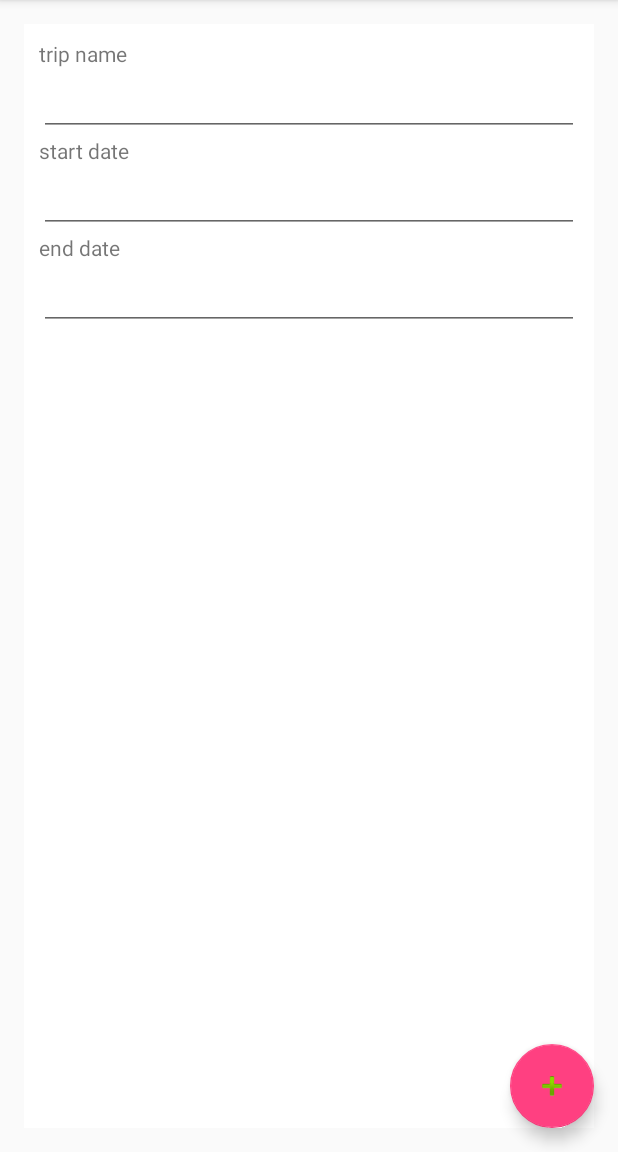
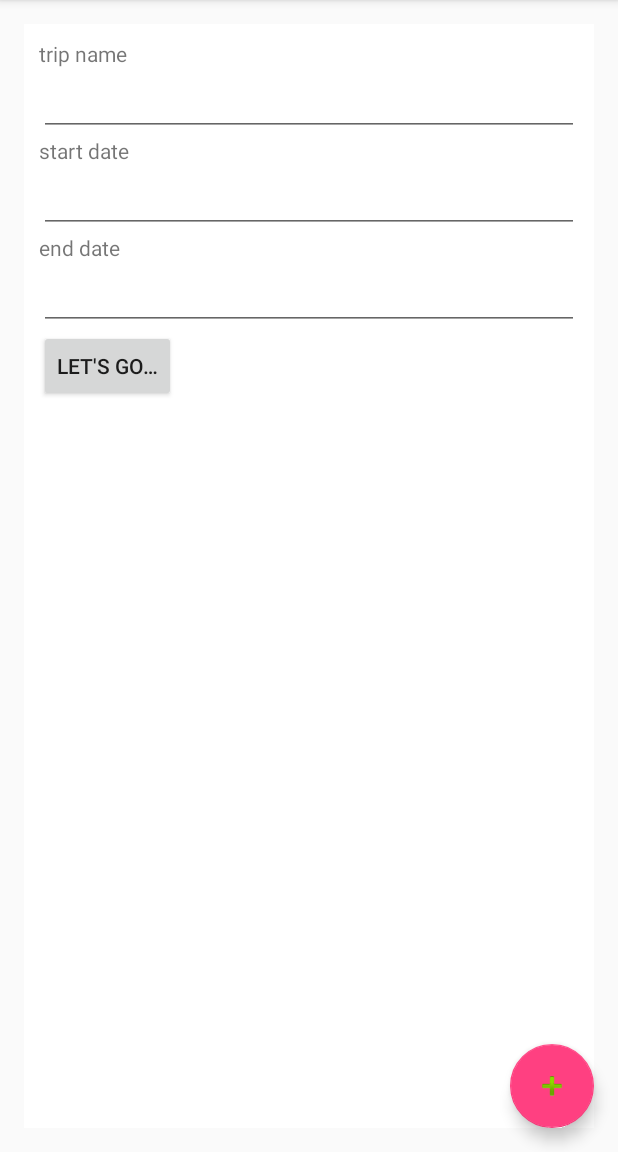
Before and after one commit to nbossard/packlist, an Android app: the screen it shows after launch (MainActivity), after a tap on an icon or button, on a phone screen of 412 x 824 dp, the part 84-1236 px from its top. Run offline under Robolectric (Android 15) with nearby library versions, the phone set to English and light mode, and no system bars.

Commit message:
Adding saving of new trip

```diff
--- a/app/build.gradle
+++ b/app/build.gradle
@@ -6,7 +6,7 @@ android {
 
     defaultConfig {
         applicationId "com.nbossard.packlist"
-        minSdkVersion 23
+        minSdkVersion 10
         targetSdkVersion 23
         versionCode 1
         versionName "0.1 alpha"
--- /dev/null
+++ b/app/src/main/java/com/nbossard/packlist/gui/IMainActivity.java
@@ -0,0 +1,14 @@
+package com.nbossard.packlist.gui;
+
+/**
+ * @author Created by nbossard on 01/01/16.
+ */
+public interface IMainActivity {
+
+    /** Creation and saving of a new trip.
+     * @param parName name of new trip
+     * @param  parStartDate start date of new trip
+     * @param parEndDate  end date of new trip.
+     */
+    void createNewTrip(CharSequence parName, CharSequence parStartDate, CharSequence parEndDate);
+}
--- a/app/src/main/java/com/nbossard/packlist/gui/MainActivity.java
+++ b/app/src/main/java/com/nbossard/packlist/gui/MainActivity.java
@@ -2,6 +2,7 @@ package com.nbossard.packlist.gui;
 
 import android.content.Intent;
 import android.os.Bundle;
+import android.os.PersistableBundle;
 import android.support.design.widget.FloatingActionButton;
 import android.support.design.widget.Snackbar;
 import android.support.v4.app.FragmentTransaction;
@@ -11,11 +12,24 @@ import android.view.View;
 import android.view.Menu;
 import android.view.MenuItem;
 
+import com.nbossard.packlist.PackListApp;
 import com.nbossard.packlist.R;
+import com.nbossard.packlist.model.Trip;
+import com.nbossard.packlist.process.ISavingModule;
 
-public class MainActivity extends AppCompatActivity {
+public class MainActivity extends AppCompatActivity implements  IMainActivity{
+
+    ISavingModule mSavingModule;
 
 // *********************** METHODS **************************************************************************
+
+
+    @Override
+    public void onCreate(Bundle savedInstanceState, PersistableBundle persistentState) {
+        super.onCreate(savedInstanceState, persistentState);
+        mSavingModule = ((PackListApp) getApplication()).getSavingModule();
+    }
+
     @Override
     public boolean onCreateOptionsMenu(Menu menu) {
         // Inflate the menu; this adds items to the action bar if it is present.
@@ -41,6 +55,12 @@ public class MainActivity extends AppCompatActivity {
         }
 
         return super.onOptionsItemSelected(item);
+    }
+
+    @Override
+    public void createNewTrip(CharSequence parName, CharSequence parStartDate, CharSequence parEndDate) {
+        Trip tmpTrip = new Trip(parName, parStartDate, parEndDate);
+        mSavingModule.addNewTrip(tmpTrip);
     }
 
     @Override
--- a/app/src/main/java/com/nbossard/packlist/gui/NewTripFragment.java
+++ b/app/src/main/java/com/nbossard/packlist/gui/NewTripFragment.java
@@ -1,18 +1,24 @@
 package com.nbossard.packlist.gui;
 
 import android.os.Bundle;
+import android.support.annotation.Nullable;
 import android.support.v4.app.Fragment;
 import android.view.LayoutInflater;
 import android.view.View;
 import android.view.ViewGroup;
+import android.widget.Button;
+import android.widget.TextView;
 
 import com.nbossard.packlist.R;
 
 /**
  * Allow user  to input trip characteristics.
+ *
  * @author Created by nbossard on 30/12/15.
  */
 public class NewTripFragment extends Fragment {
+
+    private IMainActivity mHostingActivity;
 
     public NewTripFragment() {
     }
@@ -22,4 +28,31 @@ public class NewTripFragment extends Fragment {
                              Bundle savedInstanceState) {
         return inflater.inflate(R.layout.fragment_new_trip, container, false);
     }
+
+    @Override
+    public void onViewCreated(View view, @Nullable Bundle savedInstanceState) {
+        super.onViewCreated(view, savedInstanceState);
+
+        mHostingActivity = (IMainActivity) getActivity();
+        addListenerOnSubmitButton();
+    }
+
+    private void addListenerOnSubmitButton() {
+        final View mainView = getView();
+        Button button = (Button) getView().findViewById(R.id.new_trip__submit__button);
+        button.setOnClickListener(
+            new View.OnClickListener() {
+                  @Override
+                  public void onClick(View v) {
+                      TextView nameTV = (TextView) mainView.findViewById(R.id.new_trip__name__edit);
+                      TextView startDateTV = (TextView) mainView.findViewById(R.id.new_trip__start_date__edit);;
+                      TextView endDateTV =  (TextView) mainView.findViewById(R.id.new_trip__end_date__edit);;
+                      mHostingActivity.createNewTrip(nameTV.getText(), startDateTV.getText(), endDateTV.getText());
+
+                      getActivity().getSupportFragmentManager().beginTransaction().remove(NewTripFragment.this).commit();
+                  }
+              }
+        );
+    }
+
 }
--- a/app/src/main/java/com/nbossard/packlist/gui/package-info.java
+++ b/app/src/main/java/com/nbossard/packlist/gui/package-info.java
@@ -21,6 +21,8 @@ package com.nbossard.packlist.gui;
     class MainActivity
     class MainActivityFragment
     class NewTripFragment
+
+    IMainActivity <-- MainActivity
     }
 @enduml
 
--- a/app/src/main/java/com/nbossard/packlist/model/Trip.java
+++ b/app/src/main/java/com/nbossard/packlist/model/Trip.java
@@ -19,39 +19,39 @@ public class Trip {
 
 // *********************** FIELDS *************************************************************************
 
-    private String mName;
-    private String mStartDate;
-    private String mEndDate;
+    private CharSequence mName;
+    private CharSequence mStartDate;
+    private CharSequence mEndDate;
 
     //
 // *********************** METHODS **************************************************************************
-    public Trip(String parName, String parStartDate, String parEndDate) {
+    public Trip(CharSequence parName, CharSequence parStartDate, CharSequence parEndDate) {
         setName(parName);
         setStartDate(parStartDate);
         setEndDate(parEndDate);
     }
 
-    public String getName() {
+    public CharSequence getName() {
         return mName;
     }
 
-    public void setName(String parName) {
+    public void setName(CharSequence parName) {
         mName = parName;
     }
 
-    public String getStartDate() {
+    public CharSequence getStartDate() {
         return mStartDate;
     }
 
-    public void setStartDate(String parStartDate) {
+    public void setStartDate(CharSequence parStartDate) {
         mStartDate = parStartDate;
     }
 
-    public String getEndDate() {
+    public CharSequence getEndDate() {
         return mEndDate;
     }
 
-    public void setEndDate(String parEndDate) {
+    public void setEndDate(CharSequence parEndDate) {
         mEndDate = parEndDate;
     }
 }
--- a/app/src/main/java/com/nbossard/packlist/process/ISavingModule.java
+++ b/app/src/main/java/com/nbossard/packlist/process/ISavingModule.java
@@ -5,6 +5,8 @@ import com.nbossard.packlist.model.Trip;
 import java.util.List;
 
 /**
+ * Interface for all possible implementations of  saving modules.
+ *
  * @author Created by nbossard on 31/12/15.
  */
 public interface ISavingModule {
@@ -12,4 +14,6 @@ public interface ISavingModule {
     /** Retrieve the list of saved trips. */
     List<Trip> loadSavedTrips();
 
+    /** Add a new trip to the list of saved Trips. */
+    void addNewTrip(Trip parTmpTrip);
 }
--- a/app/src/main/java/com/nbossard/packlist/process/PrefsSavingModule.java
+++ b/app/src/main/java/com/nbossard/packlist/process/PrefsSavingModule.java
@@ -17,4 +17,9 @@ public class PrefsSavingModule implements ISavingModule {
         testList.add(new Trip("Guadeloupe", "1er mars 2016", "15 mars 2016"));
         return testList;
     }
+
+    @Override
+    public void addNewTrip(Trip parTmpTrip) {
+        // TODO implement this
+    }
 }
--- a/app/src/main/res/layout/fragment_new_trip.xml
+++ b/app/src/main/res/layout/fragment_new_trip.xml
@@ -11,7 +11,9 @@
               android:background="@color/background"
               android:paddingTop="@dimen/margin_top"
               android:paddingStart="@dimen/margin_start"
-              android:paddingEnd="@dimen/margin_end">
+              android:paddingEnd="@dimen/margin_end"
+              android:paddingLeft="@dimen/margin_start"
+              android:paddingRight="@dimen/margin_end">
 
     <TextView
         android:id="@+id/new_trip__name__label"
@@ -52,4 +54,10 @@
         android:layout_height="wrap_content"
         android:inputType="date"/>
 
+    <Button
+        android:id="@+id/new_trip__submit__button"
+        android:layout_width="wrap_content"
+        android:layout_height="wrap_content"
+        android:text="@string/new_trip__submit"/>
+
 </LinearLayout>
--- a/app/src/main/res/values/strings.xml
+++ b/app/src/main/res/values/strings.xml
@@ -1,4 +1,5 @@
 <?xml version="1.0" encoding="utf-8"?>
+<!-- English strings used in application -->
 <resources>
     <string name="app_name">packlist</string>
 
@@ -14,4 +15,5 @@
     <string name="new_trip__name">trip name</string>
     <string name="new_trip__start_date">start date</string>
     <string name="new_trip__end_date">end date</string>
+    <string name="new_trip__submit">let\'s go…</string>
 </resources>
```
Also changed, not shown: 1 other file.
